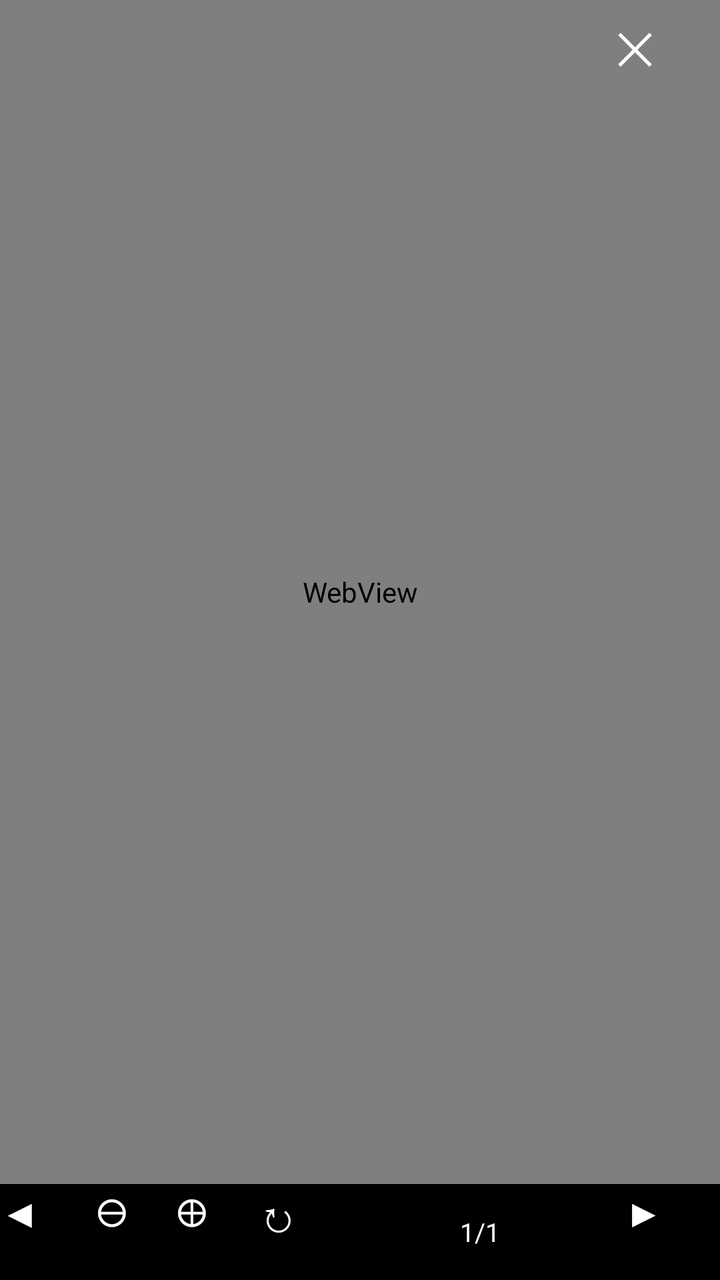
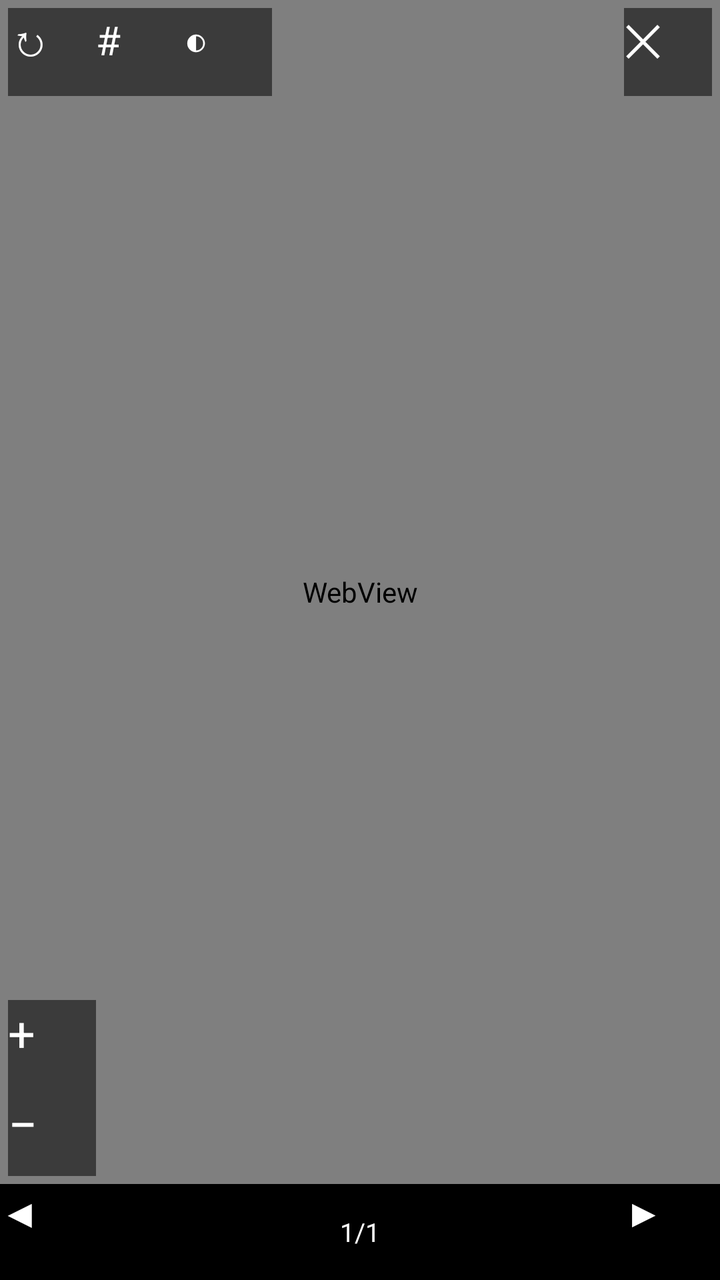

Before-and-after screenshots of an Android layout around one commit, followed by the original layout XML and the change that was made.
<!-- AndroidManifest.xml: application theme AppTheme -->
<!-- res/layout/dialog_image_viewer.xml -->
<?xml version="1.0" encoding="utf-8"?>
<RelativeLayout xmlns:android="http://schemas.android.com/apk/res/android"
    android:layout_width="match_parent"
    android:layout_height="match_parent"
    android:background="#FF000000">

    <WebView
        android:id="@+id/viewer_webview"
        android:layout_width="match_parent"
        android:layout_height="match_parent"
        android:layout_above="@+id/viewer_bottom_bar"
        android:layout_alignParentTop="true" />

    <LinearLayout
        android:id="@+id/viewer_bottom_bar"
        android:layout_width="match_parent"
        android:layout_height="48dp"
        android:layout_alignParentBottom="true"
        android:gravity="center"
        android:orientation="horizontal"
        android:background="#CC000000">

        <Button
            android:id="@+id/viewer_prev"
            android:layout_width="48dp"
            android:layout_height="match_parent"
            android:text="◀"
            android:textSize="20sp"
            android:textColor="#FFFFFF"
            android:background="@android:color/transparent" />

        <Button
            android:id="@+id/viewer_zoom_out"
            android:layout_width="40dp"
            android:layout_height="match_parent"
            android:text="⊖"
            android:textSize="20sp"
            android:textColor="#FFFFFF"
            android:background="@android:color/transparent" />

        <Button
            android:id="@+id/viewer_zoom_in"
            android:layout_width="40dp"
            android:layout_height="match_parent"
            android:text="⊕"
            android:textSize="20sp"
            android:textColor="#FFFFFF"
            android:background="@android:color/transparent" />

        <Button
            android:id="@+id/viewer_rotate"
            android:layout_width="40dp"
            android:layout_height="match_parent"
            android:text="↻"
            android:textSize="22sp"
            android:textColor="#FFFFFF"
            android:background="@android:color/transparent" />

        <TextView
            android:id="@+id/viewer_counter"
            android:layout_width="0dp"
            android:layout_height="wrap_content"
            android:layout_weight="1"
            android:gravity="center"
            android:text="1/1"
            android:textColor="#FFFFFF"
            android:textSize="13sp" />

        <Button
            android:id="@+id/viewer_next"
            android:layout_width="48dp"
            android:layout_height="match_parent"
            android:text="▶"
            android:textSize="20sp"
            android:textColor="#FFFFFF"
            android:background="@android:color/transparent" />
    </LinearLayout>

    <Button
        android:id="@+id/viewer_close"
        android:layout_width="44dp"
        android:layout_height="44dp"
        android:layout_alignParentTop="true"
        android:layout_alignParentRight="true"
        android:layout_margin="8dp"
        android:text="✕"
        android:textSize="22sp"
        android:textColor="#FFFFFF"
        android:background="@android:color/transparent" />

</RelativeLayout>
<!-- resources referenced by this layout -->
<resources>
  <style name="AppTheme" parent="@android:style/Theme.Holo.Light">
          <item name="android:windowBackground">@color/background</item>
          <item name="android:actionBarStyle">@style/ActionBarStyle</item>
      </style>
  <color name="background">#f5f5f5</color>
  <style name="ActionBarStyle" parent="@android:style/Widget.Holo.Light.ActionBar">
          <item name="android:background">@color/primary</item>
      </style>
  <color name="primary">#2196f3</color>
</resources>

<!-- the commit's change to res/layout/dialog_image_viewer.xml (unified diff, before → after) -->
@@ -11,6 +11,7 @@
         android:layout_above="@+id/viewer_bottom_bar"
         android:layout_alignParentTop="true" />
 
+    
     <LinearLayout
         android:id="@+id/viewer_bottom_bar"
         android:layout_width="match_parent"
@@ -26,33 +27,6 @@
             android:layout_height="match_parent"
             android:text="◀"
             android:textSize="20sp"
-            android:textColor="#FFFFFF"
-            android:background="@android:color/transparent" />
-
-        <Button
-            android:id="@+id/viewer_zoom_out"
-            android:layout_width="40dp"
-            android:layout_height="match_parent"
-            android:text="⊖"
-            android:textSize="20sp"
-            android:textColor="#FFFFFF"
-            android:background="@android:color/transparent" />
-
-        <Button
-            android:id="@+id/viewer_zoom_in"
-            android:layout_width="40dp"
-            android:layout_height="match_parent"
-            android:text="⊕"
-            android:textSize="20sp"
-            android:textColor="#FFFFFF"
-            android:background="@android:color/transparent" />
-
-        <Button
-            android:id="@+id/viewer_rotate"
-            android:layout_width="40dp"
-            android:layout_height="match_parent"
-            android:text="↻"
-            android:textSize="22sp"
             android:textColor="#FFFFFF"
             android:background="@android:color/transparent" />
 
@@ -76,16 +50,86 @@
             android:background="@android:color/transparent" />
     </LinearLayout>
 
+    
+    <LinearLayout
+        android:id="@+id/viewer_top_left"
+        android:layout_width="wrap_content"
+        android:layout_height="wrap_content"
+        android:layout_alignParentTop="true"
+        android:layout_alignParentLeft="true"
+        android:layout_margin="4dp"
+        android:orientation="horizontal"
+        android:background="#88000000">
+
+        <Button
+            android:id="@+id/viewer_rotate"
+            android:layout_width="44dp"
+            android:layout_height="44dp"
+            android:text="↻"
+            android:textSize="22sp"
+            android:textColor="#FFFFFF"
+            android:background="@android:color/transparent" />
+
+        <Button
+            android:id="@+id/viewer_reset"
+            android:layout_width="44dp"
+            android:layout_height="44dp"
+            android:text="#"
+            android:textSize="20sp"
+            android:textColor="#FFFFFF"
+            android:background="@android:color/transparent" />
+
+        <Button
+            android:id="@+id/viewer_bg_toggle"
+            android:layout_width="44dp"
+            android:layout_height="44dp"
+            android:text="◐"
+            android:textSize="20sp"
+            android:textColor="#FFFFFF"
+            android:background="@android:color/transparent" />
+    </LinearLayout>
+
+    
     <Button
         android:id="@+id/viewer_close"
         android:layout_width="44dp"
         android:layout_height="44dp"
         android:layout_alignParentTop="true"
         android:layout_alignParentRight="true"
-        android:layout_margin="8dp"
+        android:layout_margin="4dp"
         android:text="✕"
         android:textSize="22sp"
         android:textColor="#FFFFFF"
-        android:background="@android:color/transparent" />
+        android:background="#88000000" />
+
+    
+    <LinearLayout
+        android:id="@+id/viewer_zoom_group"
+        android:layout_width="wrap_content"
+        android:layout_height="wrap_content"
+        android:layout_above="@+id/viewer_bottom_bar"
+        android:layout_alignParentLeft="true"
+        android:layout_margin="4dp"
+        android:orientation="vertical"
+        android:background="#88000000">
+
+        <Button
+            android:id="@+id/viewer_zoom_in"
+            android:layout_width="44dp"
+            android:layout_height="44dp"
+            android:text="+"
+            android:textSize="24sp"
+            android:textColor="#FFFFFF"
+            android:background="@android:color/transparent" />
+
+        <Button
+            android:id="@+id/viewer_zoom_out"
+            android:layout_width="44dp"
+            android:layout_height="44dp"
+            android:text="−"
+            android:textSize="26sp"
+            android:textColor="#FFFFFF"
+            android:background="@android:color/transparent" />
+    </LinearLayout>
 
 </RelativeLayout>
